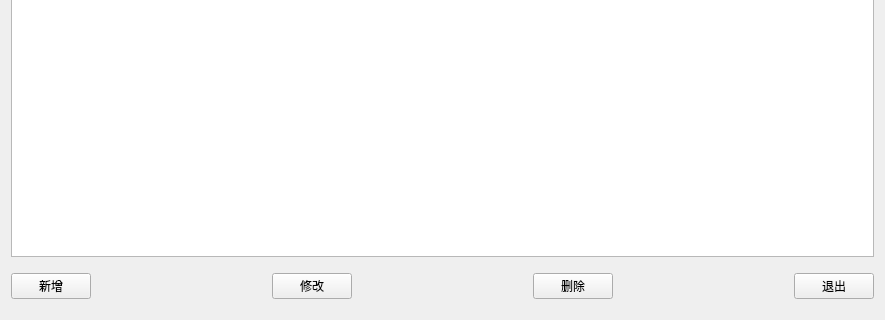
First picture: the form in src/mainwindow.ui, repository 2013timlee/PasswordBook, before the edit; both pictures show x 0 to 885 and y 183 to 503 of the 885 by 503 pixel window.
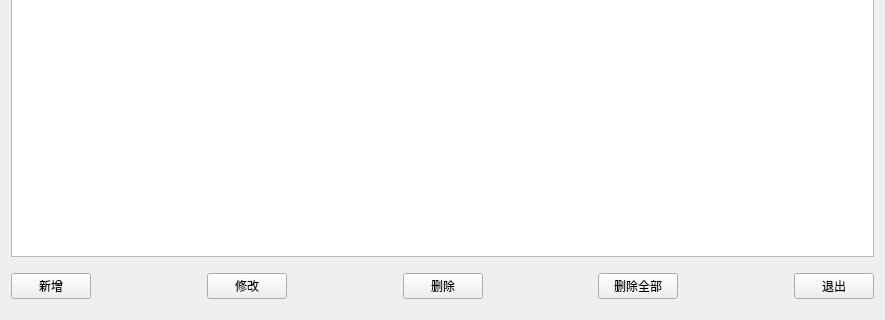
Second picture: the form after the edit.

```diff
--- a/src/mainwindow.ui
+++ b/src/mainwindow.ui
@@ -266,6 +266,26 @@
         </property>
        </widget>
       </item>
+      <item>
+       <spacer name="horizontalSpacer_8">
+        <property name="orientation">
+         <enum>Qt::Horizontal</enum>
+        </property>
+        <property name="sizeHint" stdset="0">
+         <size>
+          <width>40</width>
+          <height>20</height>
+         </size>
+        </property>
+       </spacer>
+      </item>
+      <item>
+       <widget class="QPushButton" name="deleteAllBtn">
+        <property name="text">
+         <string>删除全部</string>
+        </property>
+       </widget>
+      </item>
       <item>
        <spacer name="horizontalSpacer_5">
         <property name="orientation">
```
